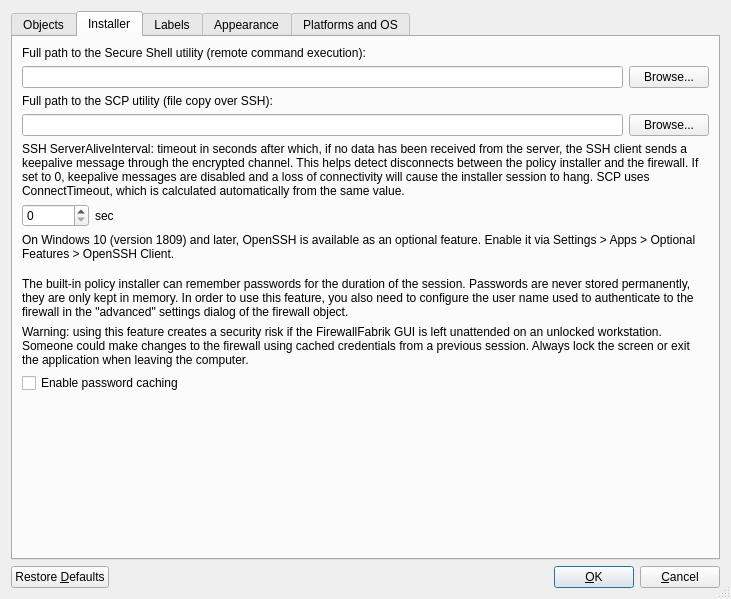
Before: the Qt Designer form src/firewallfabrik/gui/ui/prefsdialog_q.ui in Linuxfabrik/firewallfabrik, drawn with Qt 5.
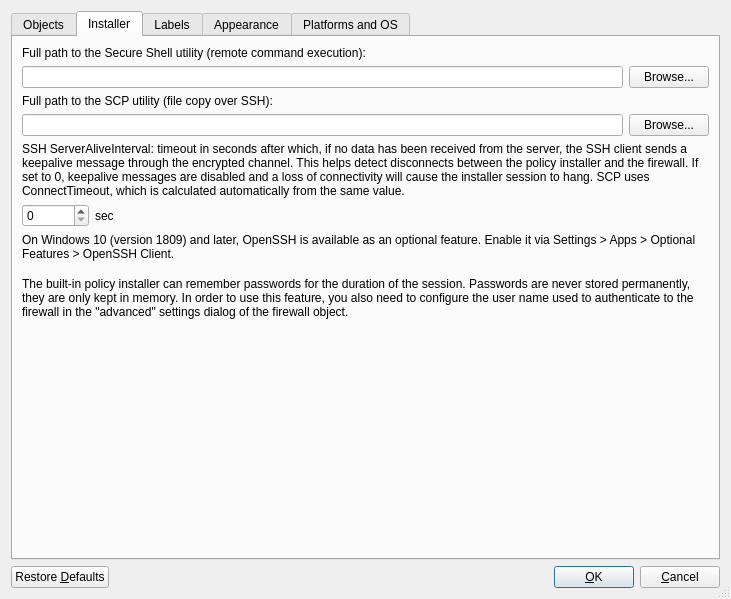
After: the same form once the commit is applied. The open tabs and pages were chosen to show the change. Icons and pictures are not drawn.

Commit message: refactor(gui): remove RememberSshPassEnabled preference indirection

The edit to the form file:
```diff
--- a/src/firewallfabrik/gui/ui/prefsdialog_q.ui
+++ b/src/firewallfabrik/gui/ui/prefsdialog_q.ui
@@ -782,27 +782,6 @@
          </property>
         </widget>
        </item>
-       <item>
-        <widget class="QLabel" name="labelPassCacheWarning">
-         <property name="text">
-          <string>Warning: using this feature creates a security risk if the FirewallFabrik GUI is left unattended on an unlocked workstation. Someone could make changes to the firewall using cached credentials from a previous session. Always lock the screen or exit the application when leaving the computer.</string>
-         </property>
-         <property name="wordWrap">
-          <bool>true</bool>
-         </property>
-        </widget>
-       </item>
-       <item>
-        <widget class="QCheckBox" name="rememberSshPass">
-         <property name="toolTip">
-          <string>Enable password caching for the duration of the session
-(passwords are never stored permanently).</string>
-         </property>
-         <property name="text">
-          <string>Enable password caching</string>
-         </property>
-        </widget>
-       </item>
        <item>
         <spacer name="installerSpacer2">
          <property name="orientation">
```
Left out of the diff: 1 changed line with no effect on the pictures. The commit also changes 4 other files.
